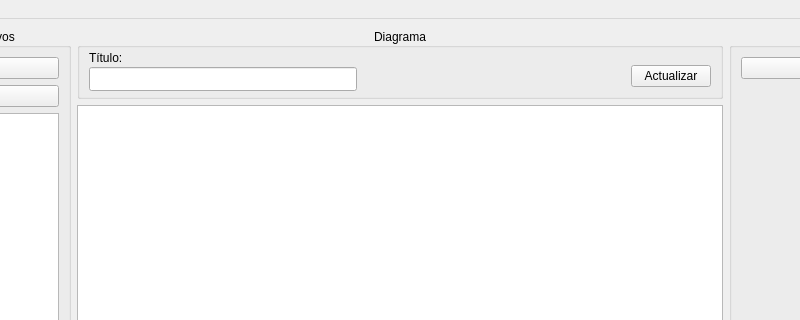
The window that ppcc/mainwindow.ui (ErnestoVivas/Multiconsult-ppcc) describes before a commit, drawn with Qt 5; both pictures show x 159 to 959 and y 0 to 320 of the 1118 by 663 pixel window.
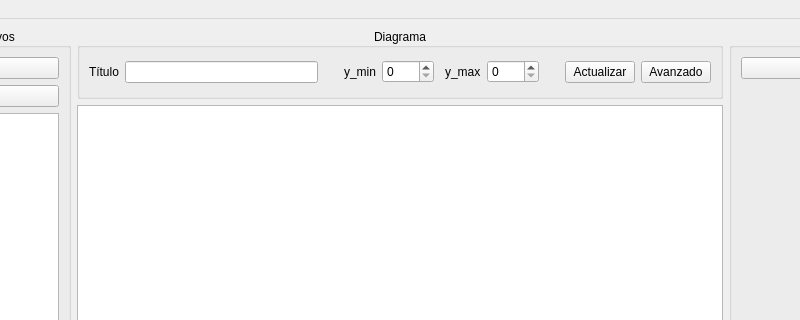
The same window after the commit. Custom widgets are drawn as their Qt base class.

Commit message: Manual diagram configuration improved

The edit to the form file:
```diff
--- a/ppcc/mainwindow.ui
+++ b/ppcc/mainwindow.ui
@@ -15,6 +15,25 @@
   </property>
   <widget class="QWidget" name="centralwidget">
    <layout class="QGridLayout" name="gridLayout">
+    <item row="2" column="1">
+     <widget class="QTextEdit" name="textEditDisplayDocument">
+      <property name="maximumSize">
+       <size>
+        <width>16777215</width>
+        <height>141</height>
+       </size>
+      </property>
+      <property name="baseSize">
+       <size>
+        <width>0</width>
+        <height>0</height>
+       </size>
+      </property>
+      <property name="focusPolicy">
+       <enum>Qt::NoFocus</enum>
+      </property>
+     </widget>
+    </item>
     <item row="1" column="1" colspan="2">
      <widget class="QChartView" name="graphicsViewChart">
       <property name="minimumSize">
@@ -25,198 +44,6 @@
       </property>
      </widget>
     </item>
-    <item row="0" column="3" rowspan="3">
-     <widget class="QGroupBox" name="groupBoxFunctions">
-      <property name="minimumSize">
-       <size>
-        <width>221</width>
-        <height>0</height>
-       </size>
-      </property>
-      <property name="maximumSize">
-       <size>
-        <width>221</width>
-        <height>16777215</height>
-       </size>
-      </property>
-      <property name="title">
-       <string>Funciones</string>
-      </property>
-      <property name="alignment">
-       <set>Qt::AlignCenter</set>
-      </property>
-      <layout class="QVBoxLayout" name="verticalLayout">
-       <item>
-        <widget class="QComboBox" name="comboBoxSelectFunction"/>
-       </item>
-       <item>
-        <widget class="QStackedWidget" name="stackedWidgetDiagramFunctions">
-         <property name="currentIndex">
-          <number>-1</number>
-         </property>
-        </widget>
-       </item>
-       <item>
-        <widget class="QPushButton" name="buttonGenerateDiagram">
-         <property name="text">
-          <string>Generar Diagrama</string>
-         </property>
-        </widget>
-       </item>
-       <item>
-        <widget class="QPushButton" name="buttonExportDiagram">
-         <property name="text">
-          <string>Exportar Diagrama</string>
-         </property>
-        </widget>
-       </item>
-      </layout>
-     </widget>
-    </item>
-    <item row="0" column="1" colspan="2">
-     <widget class="QGroupBox" name="groupBoxDiagram">
-      <property name="minimumSize">
-       <size>
-        <width>0</width>
-        <height>71</height>
-       </size>
-      </property>
-      <property name="maximumSize">
-       <size>
-        <width>16777215</width>
-        <height>71</height>
-       </size>
-      </property>
-      <property name="title">
-       <string>Diagrama</string>
-      </property>
-      <property name="alignment">
-       <set>Qt::AlignCenter</set>
-      </property>
-      <layout class="QHBoxLayout" name="horizontalLayout">
-       <property name="topMargin">
-        <number>0</number>
-       </property>
-       <item>
-        <widget class="QSplitter" name="splitter">
-         <property name="sizePolicy">
-          <sizepolicy hsizetype="Expanding" vsizetype="Fixed">
-           <horstretch>0</horstretch>
-           <verstretch>0</verstretch>
-          </sizepolicy>
-         </property>
-         <property name="minimumSize">
-          <size>
-           <width>181</width>
-           <height>43</height>
-          </size>
-         </property>
-         <property name="maximumSize">
-          <size>
-           <width>16777215</width>
-           <height>41</height>
-          </size>
-         </property>
-         <property name="orientation">
-          <enum>Qt::Vertical</enum>
-         </property>
-         <property name="handleWidth">
-          <number>0</number>
-         </property>
-         <widget class="QLabel" name="label_4">
-          <property name="minimumSize">
-           <size>
-            <width>0</width>
-            <height>19</height>
-           </size>
-          </property>
-          <property name="maximumSize">
-           <size>
-            <width>16777215</width>
-            <height>19</height>
-           </size>
-          </property>
-          <property name="text">
-           <string>Título:</string>
-          </property>
-         </widget>
-         <widget class="QLineEdit" name="lineEditDiagramTitle">
-          <property name="minimumSize">
-           <size>
-            <width>0</width>
-            <height>22</height>
-           </size>
-          </property>
-         </widget>
-        </widget>
-       </item>
-       <item>
-        <spacer name="horizontalSpacer">
-         <property name="orientation">
-          <enum>Qt::Horizontal</enum>
-         </property>
-         <property name="sizeType">
-          <enum>QSizePolicy::Expanding</enum>
-         </property>
-         <property name="sizeHint" stdset="0">
-          <size>
-           <width>120</width>
-           <height>20</height>
-          </size>
-         </property>
-        </spacer>
-       </item>
-       <item alignment="Qt::AlignRight|Qt::AlignBottom">
-        <widget class="QPushButton" name="buttonRefresh">
-         <property name="sizePolicy">
-          <sizepolicy hsizetype="Fixed" vsizetype="Fixed">
-           <horstretch>0</horstretch>
-           <verstretch>0</verstretch>
-          </sizepolicy>
-         </property>
-         <property name="layoutDirection">
-          <enum>Qt::RightToLeft</enum>
-         </property>
-         <property name="text">
-          <string>Actualizar</string>
-         </property>
-        </widget>
-       </item>
-      </layout>
-     </widget>
-    </item>
-    <item row="2" column="2">
-     <widget class="QTextEdit" name="textEditDisplayDiagram">
-      <property name="maximumSize">
-       <size>
-        <width>16777215</width>
-        <height>141</height>
-       </size>
-      </property>
-      <property name="focusPolicy">
-       <enum>Qt::NoFocus</enum>
-      </property>
-     </widget>
-    </item>
-    <item row="2" column="1">
-     <widget class="QTextEdit" name="textEditDisplayDocument">
-      <property name="maximumSize">
-       <size>
-        <width>16777215</width>
-        <height>141</height>
-       </size>
-      </property>
-      <property name="baseSize">
-       <size>
-        <width>0</width>
-        <height>0</height>
-       </size>
-      </property>
-      <property name="focusPolicy">
-       <enum>Qt::NoFocus</enum>
-      </property>
-     </widget>
-    </item>
     <item row="0" column="0" rowspan="3">
      <widget class="QGroupBox" name="groupBoxFiles">
       <property name="sizePolicy">
@@ -308,6 +135,288 @@
       </layout>
      </widget>
     </item>
+    <item row="0" column="3" rowspan="3">
+     <widget class="QGroupBox" name="groupBoxFunctions">
+      <property name="minimumSize">
+       <size>
+        <width>221</width>
+        <height>0</height>
+       </size>
+      </property>
+      <property name="maximumSize">
+       <size>
+        <width>221</width>
+        <height>16777215</height>
+       </size>
+      </property>
+      <property name="title">
+       <string>Funciones</string>
+      </property>
+      <property name="alignment">
+       <set>Qt::AlignCenter</set>
+      </property>
+      <layout class="QVBoxLayout" name="verticalLayout">
+       <item>
+        <widget class="QComboBox" name="comboBoxSelectFunction"/>
+       </item>
+       <item>
+        <widget class="QStackedWidget" name="stackedWidgetDiagramFunctions">
+         <property name="currentIndex">
+          <number>-1</number>
+         </property>
+        </widget>
+       </item>
+       <item>
+        <widget class="QPushButton" name="buttonGenerateDiagram">
+         <property name="text">
+          <string>Generar Diagrama</string>
+         </property>
+        </widget>
+       </item>
+       <item>
+        <widget class="QPushButton" name="buttonExportDiagram">
+         <property name="text">
+          <string>Exportar Diagrama</string>
+         </property>
+        </widget>
+       </item>
+      </layout>
+     </widget>
+    </item>
+    <item row="2" column="2">
+     <widget class="QTextEdit" name="textEditDisplayDiagram">
+      <property name="maximumSize">
+       <size>
+        <width>16777215</width>
+        <height>141</height>
+       </size>
+      </property>
+      <property name="focusPolicy">
+       <enum>Qt::NoFocus</enum>
+      </property>
+     </widget>
+    </item>
+    <item row="0" column="1" colspan="2">
+     <widget class="QGroupBox" name="groupBoxDiagram">
+      <property name="minimumSize">
+       <size>
+        <width>0</width>
+        <height>71</height>
+       </size>
+      </property>
+      <property name="maximumSize">
+       <size>
+        <width>16777215</width>
+        <height>71</height>
+       </size>
+      </property>
+      <property name="title">
+       <string>Diagrama</string>
+      </property>
+      <property name="alignment">
+       <set>Qt::AlignCenter</set>
+      </property>
+      <layout class="QHBoxLayout" name="horizontalLayout">
+       <property name="topMargin">
+        <number>9</number>
+       </property>
+       <item>
+        <widget class="QLabel" name="label_4">
+         <property name="sizePolicy">
+          <sizepolicy hsizetype="Fixed" vsizetype="Fixed">
+           <horstretch>0</horstretch>
+           <verstretch>0</verstretch>
+          </sizepolicy>
+         </property>
+         <property name="text">
+          <string>Título</string>
+         </property>
+        </widget>
+       </item>
+       <item>
+        <widget class="QLineEdit" name="lineEditDiagramTitle">
+         <property name="sizePolicy">
+          <sizepolicy hsizetype="Preferred" vsizetype="Fixed">
+           <horstretch>0</horstretch>
+           <verstretch>0</verstretch>
+          </sizepolicy>
+         </property>
+        </widget>
+       </item>
+       <item>
+        <spacer name="horizontalSpacer">
+         <property name="orientation">
+          <enum>Qt::Horizontal</enum>
+         </property>
+         <property name="sizeType">
+          <enum>QSizePolicy::Minimum</enum>
+         </property>
+         <property name="sizeHint" stdset="0">
+          <size>
+           <width>20</width>
+           <height>20</height>
+          </size>
+         </property>
+        </spacer>
+       </item>
+       <item>
+        <widget class="QLabel" name="label_5">
+         <property name="sizePolicy">
+          <sizepolicy hsizetype="Fixed" vsizetype="Fixed">
+           <horstretch>0</horstretch>
+           <verstretch>0</verstretch>
+          </sizepolicy>
+         </property>
+         <property name="text">
+          <string>y_min</string>
+         </property>
+        </widget>
+       </item>
+       <item>
+        <widget class="QSpinBox" name="spinBoxYMin">
+         <property name="sizePolicy">
+          <sizepolicy hsizetype="Fixed" vsizetype="Fixed">
+           <horstretch>0</horstretch>
+           <verstretch>0</verstretch>
+          </sizepolicy>
+         </property>
+         <property name="minimumSize">
+          <size>
+           <width>52</width>
+           <height>0</height>
+          </size>
+         </property>
+         <property name="maximumSize">
+          <size>
+           <width>52</width>
+           <height>16777215</height>
+          </size>
+         </property>
+        </widget>
+       </item>
+       <item>
+        <spacer name="horizontalSpacer_3">
+         <property name="orientation">
+          <enum>Qt::Horizontal</enum>
+         </property>
+         <property name="sizeType">
+          <enum>QSizePolicy::Fixed</enum>
+         </property>
+         <property name="sizeHint" stdset="0">
+          <size>
+           <width>5</width>
+           <height>20</height>
+          </size>
+         </property>
+        </spacer>
+       </item>
+       <item>
+        <widget class="QLabel" name="label_6">
+         <property name="sizePolicy">
+          <sizepolicy hsizetype="Fixed" vsizetype="Fixed">
+           <horstretch>0</horstretch>
+           <verstretch>0</verstretch>
+          </sizepolicy>
+         </property>
+         <property name="text">
+          <string>y_max</string>
+         </property>
+        </widget>
+       </item>
+       <item>
+        <widget class="QSpinBox" name="spinBoxYMax">
+         <property name="sizePolicy">
+          <sizepolicy hsizetype="Fixed" vsizetype="Fixed">
+           <horstretch>0</horstretch>
+           <verstretch>0</verstretch>
+          </sizepolicy>
+         </property>
+         <property name="minimumSize">
+          <size>
+           <width>52</width>
+           <height>0</height>
+          </size>
+         </property>
+         <property name="maximumSize">
+          <size>
+           <width>52</width>
+           <height>16777215</height>
+          </size>
+         </property>
+        </widget>
+       </item>
+       <item>
+        <spacer name="horizontalSpacer_2">
+         <property name="orientation">
+          <enum>Qt::Horizontal</enum>
+         </property>
+         <property name="sizeType">
+          <enum>QSizePolicy::Minimum</enum>
+         </property>
+         <property name="sizeHint" stdset="0">
+          <size>
+           <width>20</width>
+           <height>20</height>
+          </size>
+         </property>
+        </spacer>
+       </item>
+       <item>
+        <widget class="QPushButton" name="buttonRefreshDiagram">
+         <property name="sizePolicy">
+          <sizepolicy hsizetype="Fixed" vsizetype="Fixed">
+           <horstretch>0</horstretch>
+           <verstretch>0</verstretch>
+          </sizepolicy>
+         </property>
+         <property name="minimumSize">
+          <size>
+           <width>70</width>
+           <height>0</height>
+          </size>
+         </property>
+         <property name="maximumSize">
+          <size>
+           <width>70</width>
+           <height>16777215</height>
+          </size>
+         </property>
+         <property name="layoutDirection">
+          <enum>Qt::RightToLeft</enum>
+         </property>
+         <property name="text">
+          <string>Actualizar</string>
+         </property>
+        </widget>
+       </item>
+       <item>
+        <widget class="QPushButton" name="buttonAdvancedDiagramConfiguration">
+         <property name="sizePolicy">
+          <sizepolicy hsizetype="Fixed" vsizetype="Fixed">
+           <horstretch>0</horstretch>
+           <verstretch>0</verstretch>
+          </sizepolicy>
+         </property>
+         <property name="minimumSize">
+          <size>
+           <width>70</width>
+           <height>0</height>
+          </size>
+         </property>
+         <property name="maximumSize">
+          <size>
+           <width>70</width>
+           <height>16777215</height>
+          </size>
+         </property>
+         <property name="text">
+          <string>Avanzado</string>
+         </property>
+        </widget>
+       </item>
+      </layout>
+     </widget>
+    </item>
    </layout>
   </widget>
   <widget class="QMenuBar" name="menubar">
```
The commit also changes 7 other files.
